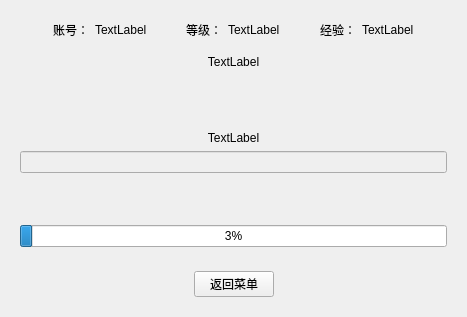
The window that startgame.ui (Euler-lne/Word_Elimination) describes before a commit, drawn with Qt 5.
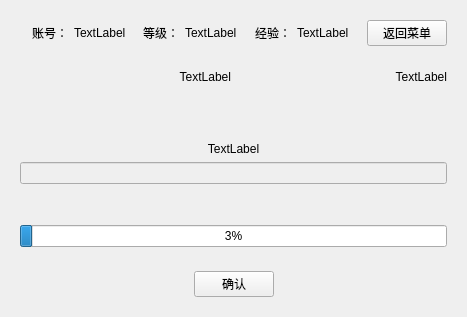
The same window after the commit.

What changed in the file:
```diff
--- a/startgame.ui
+++ b/startgame.ui
@@ -13,7 +13,7 @@
   <property name="windowTitle">
    <string>Form</string>
   </property>
-  <layout class="QVBoxLayout" name="verticalLayout" stretch="1,0,6,1">
+  <layout class="QVBoxLayout" name="verticalLayout" stretch="1,0,0,1">
    <item>
     <widget class="QWidget" name="widget" native="true">
      <layout class="QHBoxLayout" name="horizontalLayout">
@@ -111,17 +111,40 @@
         </property>
        </spacer>
       </item>
+      <item>
+       <widget class="QPushButton" name="backBtn">
+        <property name="text">
+         <string>返回菜单</string>
+        </property>
+       </widget>
+      </item>
      </layout>
     </widget>
    </item>
    <item>
-    <widget class="QLabel" name="levelNum">
-     <property name="text">
-      <string>TextLabel</string>
-     </property>
-     <property name="alignment">
-      <set>Qt::AlignCenter</set>
-     </property>
+    <widget class="QWidget" name="widget_4" native="true">
+     <layout class="QHBoxLayout" name="horizontalLayout_3">
+      <item>
+       <widget class="QLabel" name="levelNum">
+        <property name="text">
+         <string>TextLabel</string>
+        </property>
+        <property name="alignment">
+         <set>Qt::AlignRight|Qt::AlignTrailing|Qt::AlignVCenter</set>
+        </property>
+       </widget>
+      </item>
+      <item>
+       <widget class="QLabel" name="leftWord">
+        <property name="text">
+         <string>TextLabel</string>
+        </property>
+        <property name="alignment">
+         <set>Qt::AlignRight|Qt::AlignTrailing|Qt::AlignVCenter</set>
+        </property>
+       </widget>
+      </item>
+     </layout>
     </widget>
    </item>
    <item>
@@ -189,26 +212,6 @@
    <item>
     <widget class="QWidget" name="widget_2" native="true">
      <layout class="QHBoxLayout" name="horizontalLayout_2">
-      <item>
-       <spacer name="horizontalSpacer_5">
-        <property name="orientation">
-         <enum>Qt::Horizontal</enum>
-        </property>
-        <property name="sizeHint" stdset="0">
-         <size>
-          <width>40</width>
-          <height>20</height>
-         </size>
-        </property>
-       </spacer>
-      </item>
-      <item>
-       <widget class="QPushButton" name="confirmBtn">
-        <property name="text">
-         <string>返回菜单</string>
-        </property>
-       </widget>
-      </item>
       <item>
        <spacer name="horizontalSpacer_6">
         <property name="orientation">
@@ -222,6 +225,26 @@
         </property>
        </spacer>
       </item>
+      <item>
+       <widget class="QPushButton" name="confrimBtn">
+        <property name="text">
+         <string>确认</string>
+        </property>
+       </widget>
+      </item>
+      <item>
+       <spacer name="horizontalSpacer_5">
+        <property name="orientation">
+         <enum>Qt::Horizontal</enum>
+        </property>
+        <property name="sizeHint" stdset="0">
+         <size>
+          <width>40</width>
+          <height>20</height>
+         </size>
+        </property>
+       </spacer>
+      </item>
      </layout>
     </widget>
    </item>
```
